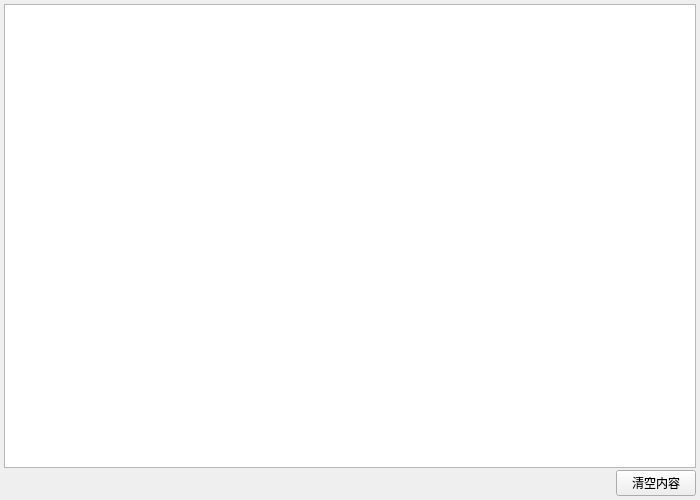
Old version of the form ui/generic_output.ui in the repository hrpzcf/AwesomePyKit.
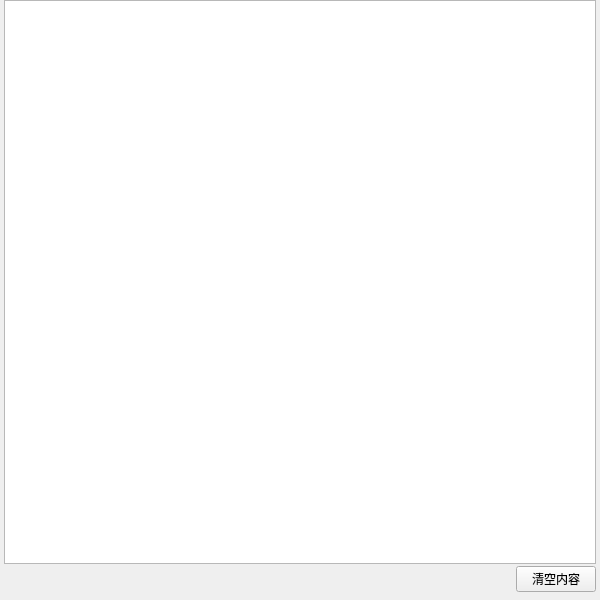
New version of the form.

Commit message: 增加通用输出流显示窗口 包管理器增加查看输出流按钮 包管理器安装窗口类型改为 QMainWindow，在程序结构中由独立窗口改为包管理器的子窗口

```diff
--- a/ui/generic_output.ui
+++ b/ui/generic_output.ui
@@ -6,8 +6,8 @@
    <rect>
     <x>0</x>
     <y>0</y>
-    <width>700</width>
-    <height>500</height>
+    <width>600</width>
+    <height>600</height>
    </rect>
   </property>
   <property name="font">
@@ -24,13 +24,13 @@
      <number>4</number>
     </property>
     <property name="topMargin">
-     <number>4</number>
+     <number>0</number>
     </property>
     <property name="rightMargin">
      <number>4</number>
     </property>
     <property name="bottomMargin">
-     <number>4</number>
+     <number>8</number>
     </property>
     <item>
      <layout class="QVBoxLayout" name="verticalLayout">
```
The commit also changes 6 other files.
